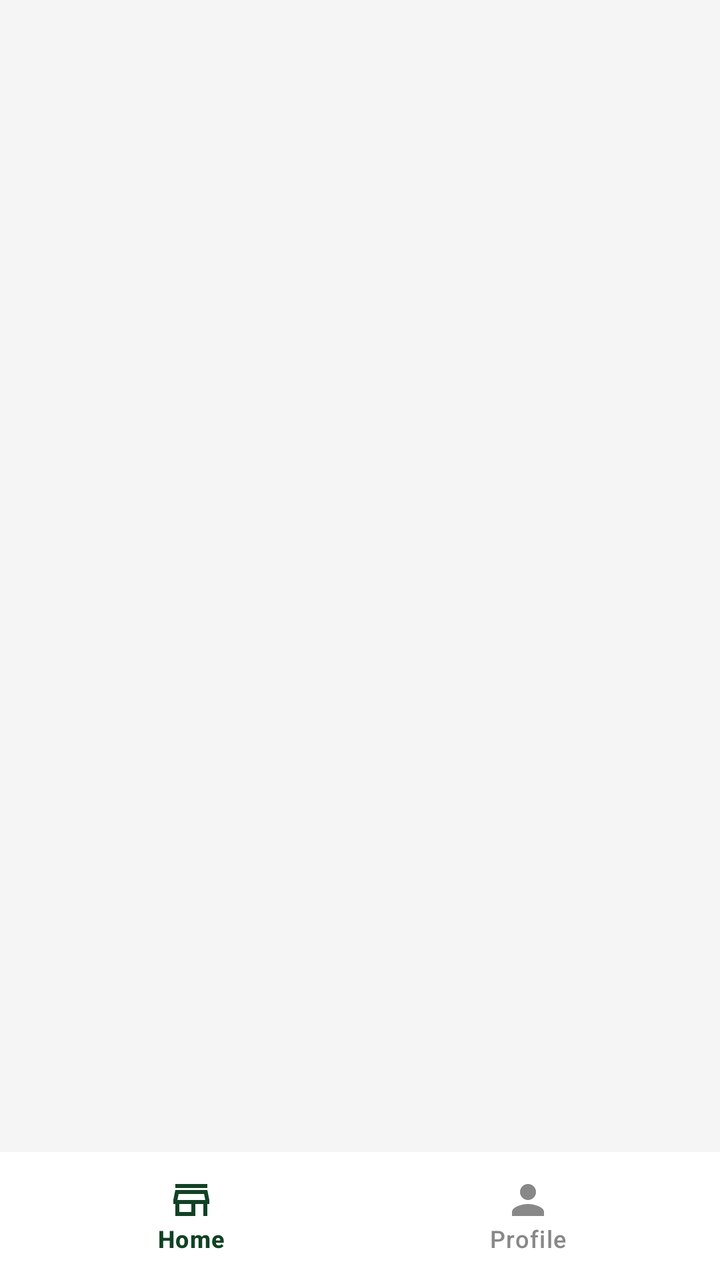
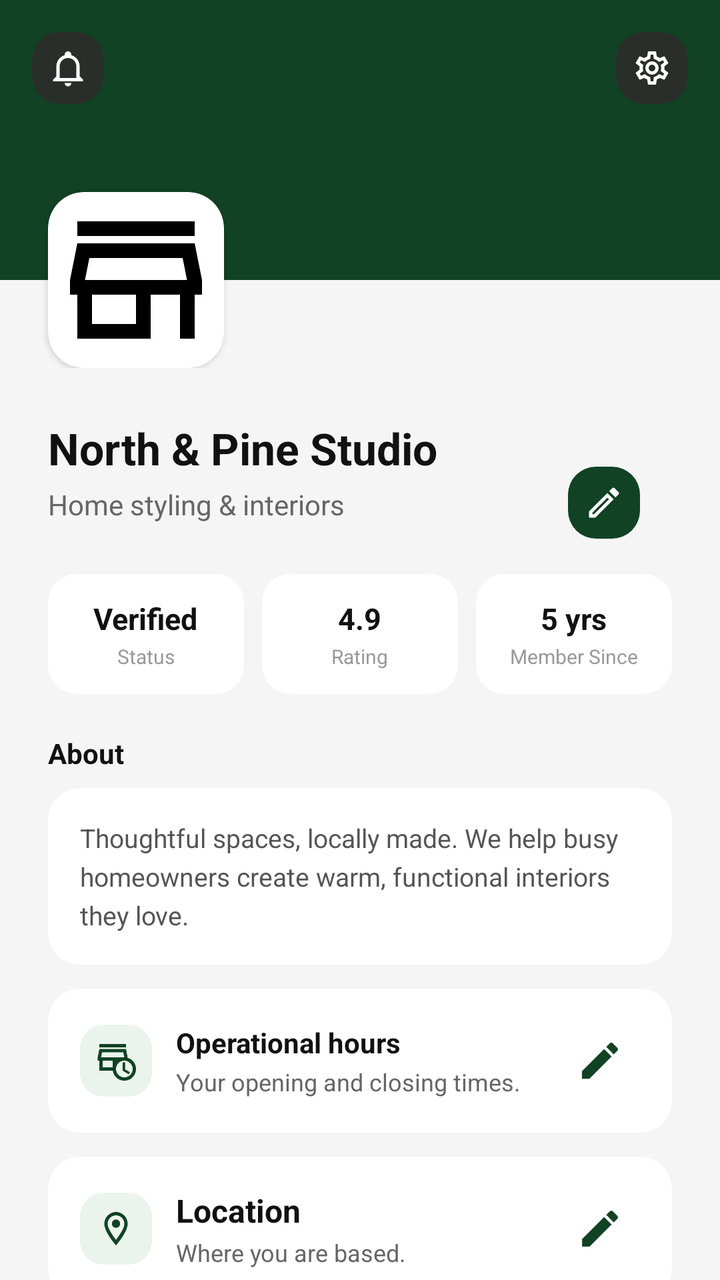

Two renders of the same Android screen: before a commit and after it. Below are the layout's source before the change and the commit's diff.
<!-- AndroidManifest.xml: application theme Theme.GeoConnect -->
<!-- res/layout/activity_business_dashboard.xml -->
<?xml version="1.0" encoding="utf-8"?>
<androidx.constraintlayout.widget.ConstraintLayout
    xmlns:android="http://schemas.android.com/apk/res/android"
    xmlns:app="http://schemas.android.com/apk/res-auto"
    android:layout_width="match_parent"
    android:layout_height="match_parent"
    android:background="#F4F5F4">

    
    <androidx.fragment.app.FragmentContainerView
        android:id="@+id/navHostFragment"
        android:layout_width="match_parent"
        android:layout_height="0dp"
        app:layout_constraintTop_toTopOf="parent"
        app:layout_constraintBottom_toTopOf="@id/bottomNavigation"
        app:layout_constraintStart_toStartOf="parent"
        app:layout_constraintEnd_toEndOf="parent" />

    
    <com.google.android.material.bottomnavigation.BottomNavigationView
        android:id="@+id/bottomNavigation"
        android:layout_width="match_parent"
        android:layout_height="64dp"
        android:background="@android:color/white"
        app:elevation="8dp"
        app:itemIconTint="@color/nav_item_color_selector"
        app:itemTextColor="@color/nav_item_color_selector"
        app:menu="@menu/business_bottom_nav_menu"
        app:layout_constraintBottom_toBottomOf="parent"
        app:layout_constraintStart_toStartOf="parent"
        app:layout_constraintEnd_toEndOf="parent" />

</androidx.constraintlayout.widget.ConstraintLayout>
<!-- resources referenced by this layout -->
<resources>
  <!-- unchanged entries left out for length: 2 -->
</resources>

<!-- the commit's change to res/layout/activity_business_dashboard.xml (unified diff, before → after) -->
@@ -1,33 +1,464 @@
 <?xml version="1.0" encoding="utf-8"?>
-<androidx.constraintlayout.widget.ConstraintLayout
+<androidx.coordinatorlayout.widget.CoordinatorLayout
     xmlns:android="http://schemas.android.com/apk/res/android"
     xmlns:app="http://schemas.android.com/apk/res-auto"
     android:layout_width="match_parent"
     android:layout_height="match_parent"
     android:background="#F4F5F4">
 
-    
-    <androidx.fragment.app.FragmentContainerView
-        android:id="@+id/navHostFragment"
+    <androidx.core.widget.NestedScrollView
         android:layout_width="match_parent"
-        android:layout_height="0dp"
-        app:layout_constraintTop_toTopOf="parent"
-        app:layout_constraintBottom_toTopOf="@id/bottomNavigation"
-        app:layout_constraintStart_toStartOf="parent"
-        app:layout_constraintEnd_toEndOf="parent" />
-
-    
-    <com.google.android.material.bottomnavigation.BottomNavigationView
-        android:id="@+id/bottomNavigation"
-        android:layout_width="match_parent"
-        android:layout_height="64dp"
-        android:background="@android:color/white"
-        app:elevation="8dp"
-        app:itemIconTint="@color/nav_item_color_selector"
-        app:itemTextColor="@color/nav_item_color_selector"
-        app:menu="@menu/business_bottom_nav_menu"
-        app:layout_constraintBottom_toBottomOf="parent"
-        app:layout_constraintStart_toStartOf="parent"
-        app:layout_constraintEnd_toEndOf="parent" />
-
-</androidx.constraintlayout.widget.ConstraintLayout>
+        android:layout_height="match_parent"
+        android:fillViewport="true">
+
+        <LinearLayout
+            android:layout_width="match_parent"
+            android:layout_height="wrap_content"
+            android:orientation="vertical">
+
+            <androidx.constraintlayout.widget.ConstraintLayout
+                android:layout_width="match_parent"
+                android:layout_height="wrap_content">
+
+                <View
+                    android:id="@+id/headerBackground"
+                    android:layout_width="match_parent"
+                    android:layout_height="140dp"
+                    android:background="#114224"
+                    app:layout_constraintTop_toTopOf="parent" />
+
+                <ImageView
+                    android:id="@+id/btnNotifications"
+                    android:layout_width="36dp"
+                    android:layout_height="36dp"
+                    android:layout_marginStart="16dp"
+                    android:layout_marginTop="16dp"
+                    android:background="@drawable/bg_metric_card"
+                    android:clickable="true"
+                    android:focusable="true"
+                    android:padding="8dp"
+                    android:src="@drawable/ic_notification"
+                    android:contentDescription="Notifications"
+                    app:layout_constraintStart_toStartOf="parent"
+                    app:layout_constraintTop_toTopOf="parent"
+                    app:tint="@android:color/white" />
+
+                <ImageView
+                    android:id="@+id/btnSettings"
+                    android:layout_width="36dp"
+                    android:layout_height="36dp"
+                    android:layout_marginTop="16dp"
+                    android:layout_marginEnd="16dp"
+                    android:background="@drawable/bg_metric_card"
+                    android:clickable="true"
+                    android:focusable="true"
+                    android:padding="8dp"
+                    android:src="@drawable/ic_settings"
+                    android:contentDescription="Settings"
+                    app:layout_constraintEnd_toEndOf="parent"
+                    app:layout_constraintTop_toTopOf="parent"
+                    app:tint="@android:color/white" />
+
+                <androidx.cardview.widget.CardView
+                    android:id="@+id/cardAvatar"
+                    android:layout_width="88dp"
+                    android:layout_height="88dp"
+                    android:layout_marginStart="24dp"
+                    app:cardBackgroundColor="@android:color/white"
+                    app:cardCornerRadius="18dp"
+                    app:cardElevation="2dp"
+                    app:layout_constraintBottom_toBottomOf="@id/headerBackground"
+                    app:layout_constraintStart_toStartOf="parent"
+                    app:layout_constraintTop_toBottomOf="@id/headerBackground">
+
+                    <ImageView
+                        android:id="@+id/imgProfileAvatar"
+                        android:layout_width="match_parent"
+                        android:layout_height="match_parent"
+                        android:scaleType="centerCrop"
+                        android:src="@drawable/ic_store"
+                        android:contentDescription="Profile Avatar" />
+                </androidx.cardview.widget.CardView>
+
+            </androidx.constraintlayout.widget.ConstraintLayout>
+            <LinearLayout
+                android:layout_width="match_parent"
+                android:layout_height="wrap_content"
+                android:orientation="vertical"
+                android:paddingHorizontal="24dp"
+                android:paddingTop="16dp"
+                android:paddingBottom="24dp">
+
+                <LinearLayout
+                    android:layout_width="match_parent"
+                    android:layout_height="71dp"
+                    android:gravity="center_vertical"
+                    android:orientation="horizontal">
+
+                    <LinearLayout
+                        android:layout_width="280dp"
+                        android:layout_height="wrap_content"
+                        android:layout_weight="1"
+                        android:orientation="vertical">
+
+                        <TextView
+                            android:id="@+id/txtBusinessName"
+                            android:layout_width="match_parent"
+                            android:layout_height="wrap_content"
+                            android:text="North &amp; Pine Studio"
+                            android:textColor="#111111"
+                            android:textSize="22sp"
+                            android:textStyle="bold" />
+
+                        <TextView
+                            android:id="@+id/txtCategory"
+                            android:layout_width="wrap_content"
+                            android:layout_height="wrap_content"
+                            android:layout_marginTop="4dp"
+                            android:text="Home styling &amp; interiors"
+                            android:textColor="#666666"
+                            android:textSize="14dp" />
+                    </LinearLayout>
+
+                    <ImageView
+                        android:id="@+id/btnEditProfile"
+                        android:layout_width="36dp"
+                        android:layout_height="36dp"
+                        android:layout_marginTop="16dp"
+                        android:layout_marginEnd="16dp"
+                        android:background="@drawable/bg_metric_card2"
+                        android:clickable="true"
+                        android:focusable="true"
+                        android:padding="8dp"
+                        android:src="@drawable/ic_edit"
+                        app:layout_constraintEnd_toEndOf="parent"
+                        app:layout_constraintTop_toTopOf="parent"
+                        app:tint="@android:color/white" />
+                </LinearLayout>
+
+                <LinearLayout
+                    android:layout_width="match_parent"
+                    android:layout_height="wrap_content"
+                    android:layout_marginTop="16dp"
+                    android:orientation="horizontal">
+
+                    <androidx.cardview.widget.CardView
+                        android:layout_width="0dp"
+                        android:layout_height="wrap_content"
+                        android:layout_marginEnd="6dp"
+                        android:layout_weight="1"
+                        app:cardBackgroundColor="@android:color/white"
+                        app:cardCornerRadius="14dp"
+                        app:cardElevation="0dp">
+
+                        <LinearLayout
+                            android:layout_width="match_parent"
+                            android:layout_height="wrap_content"
+                            android:gravity="center"
+                            android:orientation="vertical"
+                            android:padding="12dp">
+
+                            <TextView
+                                android:id="@+id/txtStatus"
+                                android:layout_width="wrap_content"
+                                android:layout_height="wrap_content"
+                                android:text="Verified"
+                                android:textColor="#111111"
+                                android:textSize="15dp"
+                                android:textStyle="bold" />
+
+                            <TextView
+                                android:layout_width="wrap_content"
+                                android:layout_height="wrap_content"
+                                android:layout_marginTop="2dp"
+                                android:text="Status"
+                                android:textColor="#999999"
+                                android:textSize="10dp" />
+                        </LinearLayout>
+                    </androidx.cardview.widget.CardView>
+
+                    <androidx.cardview.widget.CardView
+                        android:layout_width="0dp"
+                        android:layout_height="wrap_content"
+                        android:layout_marginHorizontal="3dp"
+                        android:layout_weight="1"
+                        app:cardBackgroundColor="@android:color/white"
+                        app:cardCornerRadius="14dp"
+                        app:cardElevation="0dp">
+
+                        <LinearLayout
+                            android:layout_width="match_parent"
+                            android:layout_height="wrap_content"
+                            android:gravity="center"
+                            android:orientation="vertical"
+                            android:padding="12dp">
+
+                            <TextView
+                                android:id="@+id/txtRating"
+                                android:layout_width="wrap_content"
+                                android:layout_height="wrap_content"
+                                android:text="4.9"
+                                android:textColor="#111111"
+                                android:textSize="15dp"
+                                android:textStyle="bold" />
+
+                            <TextView
+                                android:layout_width="wrap_content"
+                                android:layout_height="wrap_content"
+                                android:layout_marginTop="2dp"
+                                android:text="Rating"
+                                android:textColor="#999999"
+                                android:textSize="10dp" />
+                        </LinearLayout>
+                    </androidx.cardview.widget.CardView>
+
+                    <androidx.cardview.widget.CardView
+                        android:layout_width="0dp"
+                        android:layout_height="wrap_content"
+                        android:layout_marginStart="6dp"
+                        android:layout_weight="1"
+                        app:cardBackgroundColor="@android:color/white"
+                        app:cardCornerRadius="14dp"
+                        app:cardElevation="0dp">
+
+                        <LinearLayout
+                            android:layout_width="match_parent"
+                            android:layout_height="wrap_content"
+                            android:gravity="center"
+                            android:orientation="vertical"
+                            android:padding="12dp">
+
+                            <TextView
+                                android:id="@+id/txtMemberSince"
+                                android:layout_width="wrap_content"
+                                android:layout_height="wrap_content"
+                                android:text="5 yrs"
+                                android:textColor="#111111"
+                                android:textSize="15dp"
+                                android:textStyle="bold" />
+
+                            <TextView
+                                android:layout_width="wrap_content"
+                                android:layout_height="wrap_content"
+                                android:layout_marginTop="2dp"
+                                android:text="Member Since"
+                                android:textColor="#999999"
+                                android:textSize="10dp" />
+                        </LinearLayout>
+                    </androidx.cardview.widget.CardView>
+                </LinearLayout>
+
+                <TextView
+                    android:layout_width="wrap_content"
+                    android:layout_height="wrap_content"
+                    android:layout_marginTop="20dp"
+                    android:text="About"
+                    android:textColor="#111111"
+                    android:textSize="14sp"
+                    android:textStyle="bold" />
+
+                <androidx.cardview.widget.CardView
+                    android:layout_width="match_parent"
+                    android:layout_height="wrap_content"
+                    android:layout_marginTop="8dp"
+                    app:cardBackgroundColor="@android:color/white"
+                    app:cardCornerRadius="16dp"
+                    app:cardElevation="0dp">
+
+                    <TextView
+                        android:id="@+id/txtAbout"
+                        android:layout_width="match_parent"
+                        android:layout_height="wrap_content"
+                        android:lineSpacingExtra="4dp"
+                        android:padding="16dp"
+                        android:text="Thoughtful spaces, locally made. We help busy homeowners create warm, functional interiors they love."
+                        android:textColor="#555555"
+                        android:textSize="13sp" />
+                </androidx.cardview.widget.CardView>
+
+                <androidx.cardview.widget.CardView
+                    xmlns:android="http://schemas.android.com/apk/res/android"
+                    xmlns:app="http://schemas.android.com/apk/res-auto"
+                    android:layout_width="match_parent"
+                    android:layout_height="wrap_content"
+                    android:layout_marginTop="12dp"
+                    app:cardBackgroundColor="@android:color/white"
+                    app:cardCornerRadius="16dp"
+                    app:cardElevation="0dp">
+
+                    <LinearLayout
+                        android:layout_width="match_parent"
+                        android:layout_height="wrap_content"
+                        android:gravity="center_vertical"
+                        android:orientation="horizontal"
+                        android:padding="16dp">
+
+                        <ImageView
+                            android:layout_width="36dp"
+                            android:layout_height="36dp"
+                            android:background="@drawable/bg_icon_container"
+                            android:padding="8dp"
+                            android:src="@drawable/ic_store_clock"
+                            app:tint="#114224" />
+
+                        <LinearLayout
+                            android:layout_width="0dp"
+                            android:layout_height="wrap_content"
+                            android:layout_marginStart="12dp"
+                            android:layout_weight="1"
+                            android:orientation="vertical">
+
+                            <TextView
+                                android:layout_width="wrap_content"
+                                android:layout_height="wrap_content"
+                                android:text="Operational hours"
+                                android:textColor="#111111"
+                                android:textSize="14sp"
+                                android:textStyle="bold" />
+
+                            <TextView
+                                android:layout_width="wrap_content"
+                                android:layout_height="wrap_content"
+                                android:layout_marginTop="2dp"
+                                android:text="Your opening and closing times."
+                                android:textColor="#666666"
+                                android:textSize="12sp" />
+                        </LinearLayout>
+
+                        <ImageView
+                            android:id="@+id/btnEditHours"
+                            android:layout_width="40dp"
+                            android:layout_height="40dp"
+                            android:layout_marginStart="8dp"
+                            android:background="?attr/selectableItemBackgroundBorderless"
+                            android:contentDescription="Edit Operational Hours"
+                            android:padding="8dp"
+                            android:src="@drawable/ic_edit_hours"
+                            app:tint="#114224" />
+
+                    </LinearLayout>
+                </androidx.cardview.widget.CardView>
+
+                <androidx.cardview.widget.CardView
+                    android:layout_width="match_parent"
+                    android:layout_height="wrap_content"
+                    android:layout_marginTop="12dp"
+                    app:cardBackgroundColor="@android:color/white"
+                    app:cardCornerRadius="16dp"
+                    app:cardElevation="0dp">
+
+                    <LinearLayout
+                        android:layout_width="match_parent"
+                        android:layout_height="wrap_content"
+                        android:gravity="center_vertical"
+                        android:orientation="horizontal"
+                        android:padding="16dp">
+
+                        <ImageView
+                            android:layout_width="36dp"
+                            android:layout_height="36dp"
+                            android:background="@drawable/bg_icon_container"
+                            android:padding="8dp"
+                            android:src="@drawable/ic_location"
+                            app:tint="#114224" />
+
+                        <LinearLayout
+                            android:layout_width="0dp"
+                            android:layout_height="wrap_content"
+                            android:layout_marginStart="12dp"
+                            android:layout_weight="1"
+                            android:orientation="vertical">
+
+                            <TextView
+                                android:layout_width="wrap_content"
+                                android:layout_height="wrap_content"
+                                android:text="Location"
+                                android:textColor="#111111"
+                                android:textSize="16dp"
+                                android:textStyle="bold" />
+
+                            <TextView
+                                android:id="@+id/txtLocation"
+                                android:layout_width="wrap_content"
+                                android:layout_height="wrap_content"
+                                android:layout_marginTop="2dp"
+                                android:text="Where you are based."
+                                android:textColor="#666666"
+                                android:textSize="12sp" />
+                        </LinearLayout>
+                        <ImageView
+                            android:id="@+id/btnEditLocation"
+                            android:layout_width="40dp"
+                            android:layout_height="40dp"
+                            android:layout_marginStart="8dp"
+                            android:background="?attr/selectableItemBackgroundBorderless"
+                            android:contentDescription="Edit Location"
+                            android:padding="8dp"
+                            android:src="@drawable/ic_edit_hours"
+                            app:tint="#114224" />
+                    </LinearLayout>
+
+                </androidx.cardview.widget.CardView>
+                <androidx.cardview.widget.CardView
+                    android:layout_width="match_parent"
+                    android:layout_height="wrap_content"
+                    android:layout_marginTop="12dp"
+                    app:cardBackgroundColor="@android:color/white"
+                    app:cardCornerRadius="16dp"
+                    app:cardElevation="0dp">
+
+                    <LinearLayout
+                        android:layout_width="match_parent"
+                        android:layout_height="wrap_content"
+                        android:gravity="center_vertical"
+                        android:orientation="horizontal"
+                        android:padding="16dp">
+
+                        <ImageView
+                            android:layout_width="36dp"
+                            android:layout_height="36dp"
+                            android:background="@drawable/bg_icon_container"
+                            android:padding="8dp"
+                            android:src="@drawable/ic_package"
+                            app:tint="#114224" />
+
+                        <LinearLayout
+                            android:layout_width="0dp"
+                            android:layout_height="wrap_content"
+                            android:layout_marginStart="12dp"
+                            android:layout_weight="1"
+                            android:orientation="vertical">
+
+                            <TextView
+                                android:layout_width="wrap_content"
+                                android:layout_height="wrap_content"
+                                android:text="Offerings"
+                                android:textColor="#111111"
+                                android:textSize="16dp"
+                                android:textStyle="bold" />
+
+                            <TextView
+                                android:id="@+id/txtNumOfferings"
+                                android:layout_width="wrap_content"
+                                android:layout_height="wrap_content"
+                                android:layout_marginTop="2dp"
+                                android:text="Products and services you offer."
+                                android:textColor="#666666"
+                                android:textSize="12sp" />
+                        </LinearLayout>
+                        <ImageView
+                            android:id="@+id/btnEditOfferings"
+                            android:layout_width="40dp"
+                            android:layout_height="40dp"
+                            android:layout_marginStart="8dp"
+                            android:background="?attr/selectableItemBackgroundBorderless"
+                            android:contentDescription="Edit Offerings"
+                            android:padding="8dp"
+                            android:src="@drawable/ic_edit_hours"
+                            app:tint="#114224" />
+                    </LinearLayout>
+                </androidx.cardview.widget.CardView>
+            </LinearLayout>
+        </LinearLayout>
+    </androidx.core.widget.NestedScrollView>
+</androidx.coordinatorlayout.widget.CoordinatorLayout>
<!-- resource entries referenced after the edit -->
@@ -1,5 +1,58 @@
 <!-- resources referenced by this layout -->
 <resources>
+  <!-- drawable bg_icon_container (drawable) -->
+  <?xml version="1.0" encoding="utf-8"?>
+  <shape xmlns:android="http://schemas.android.com/apk/res/android"
+      android:shape="rectangle">
+      <solid android:color="#EBF3ED" />
+      <corners android:radius="12dp" />
+  </shape>
+  <!-- drawable bg_metric_card (drawable) -->
+  <?xml version="1.0" encoding="utf-8"?>
+  <shape xmlns:android="http://schemas.android.com/apk/res/android"
+      android:shape="rectangle">
+      <solid android:color="#2A2E2A" />
+      <corners android:radius="14dp" />
+  </shape>
+  <!-- drawable bg_metric_card2 (drawable) -->
+  <?xml version="1.0" encoding="utf-8"?>
+  <shape xmlns:android="http://schemas.android.com/apk/res/android"
+      android:shape="rectangle">
+      <solid android:color="#114224" />
+      <corners android:radius="14dp" />
+  </shape>
+  <!-- drawable ic_edit (drawable) -->
+  <vector xmlns:android="http://schemas.android.com/apk/res/android" android:height="24dp" android:width="24dp" android:viewportWidth="24" android:viewportHeight="24">
+      <path android:fillColor="#000000" android:pathData="M14.06,9L15,9.94L5.92,19H5V18.08L14.06,9M17.66,3C17.41,3 17.15,3.1 16.96,3.29L15.13,5.12L18.88,8.87L20.71,7.04C21.1,6.65 21.1,6 20.71,5.63L18.37,3.29C18.17,3.09 17.92,3 17.66,3M14.06,6.19L3,17.25V21H6.75L17.81,9.94L14.06,6.19Z"/>
+  </vector>
+  <!-- drawable ic_edit_hours (drawable) -->
+  <vector xmlns:android="http://schemas.android.com/apk/res/android" android:height="24dp" android:width="24dp" android:viewportWidth="24" android:viewportHeight="24">
+      <path android:fillColor="#000000" android:pathData="M20.71,7.04C21.1,6.65 21.1,6 20.71,5.63L18.37,3.29C18,2.9 17.35,2.9 16.96,3.29L15.12,5.12L18.87,8.87M3,17.25V21H6.75L17.81,9.93L14.06,6.18L3,17.25Z"/>
+  </vector>
+  <!-- drawable ic_location (drawable) -->
+  <vector xmlns:android="http://schemas.android.com/apk/res/android" android:height="24dp" android:width="24dp" android:viewportWidth="24" android:viewportHeight="24">
+      <path android:fillColor="#000000" android:pathData="M12,6.5A2.5,2.5 0 0,1 14.5,9A2.5,2.5 0 0,1 12,11.5A2.5,2.5 0 0,1 9.5,9A2.5,2.5 0 0,1 12,6.5M12,2A7,7 0 0,1 19,9C19,14.25 12,22 12,22C12,22 5,14.25 5,9A7,7 0 0,1 12,2M12,4A5,5 0 0,0 7,9C7,10 7,12 12,18.71C17,12 17,10 17,9A5,5 0 0,0 12,4Z"/>
+  </vector>
+  <!-- drawable ic_notification (drawable) -->
+  <vector xmlns:android="http://schemas.android.com/apk/res/android" android:height="24dp" android:width="24dp" android:viewportWidth="24" android:viewportHeight="24">
+      <path android:fillColor="#000000" android:pathData="M10 21H14C14 22.1 13.1 23 12 23S10 22.1 10 21M21 19V20H3V19L5 17V11C5 7.9 7 5.2 10 4.3V4C10 2.9 10.9 2 12 2S14 2.9 14 4V4.3C17 5.2 19 7.9 19 11V17L21 19M17 11C17 8.2 14.8 6 12 6S7 8.2 7 11V18H17V11Z"/>
+  </vector>
+  <!-- drawable ic_package (drawable) -->
+  <vector xmlns:android="http://schemas.android.com/apk/res/android" android:height="24dp" android:width="24dp" android:viewportWidth="24" android:viewportHeight="24">
+      <path android:fillColor="#000000" android:pathData="M21,16.5C21,16.88 20.79,17.21 20.47,17.38L12.57,21.82C12.41,21.94 12.21,22 12,22C11.79,22 11.59,21.94 11.43,21.82L3.53,17.38C3.21,17.21 3,16.88 3,16.5V7.5C3,7.12 3.21,6.79 3.53,6.62L11.43,2.18C11.59,2.06 11.79,2 12,2C12.21,2 12.41,2.06 12.57,2.18L20.47,6.62C20.79,6.79 21,7.12 21,7.5V16.5M12,4.15L10.11,5.22L16,8.61L17.96,7.5L12,4.15M6.04,7.5L12,10.85L13.96,9.75L8.08,6.35L6.04,7.5M5,15.91L11,19.29V12.58L5,9.21V15.91M19,15.91V9.21L13,12.58V19.29L19,15.91Z"/>
+  </vector>
+  <!-- drawable ic_settings (drawable) -->
+  <vector xmlns:android="http://schemas.android.com/apk/res/android" android:height="24dp" android:width="24dp" android:viewportWidth="24" android:viewportHeight="24">
+      <path android:fillColor="#000000" android:pathData="M12,8A4,4 0 0,1 16,12A4,4 0 0,1 12,16A4,4 0 0,1 8,12A4,4 0 0,1 12,8M12,10A2,2 0 0,0 10,12A2,2 0 0,0 12,14A2,2 0 0,0 14,12A2,2 0 0,0 12,10M10,22C9.75,22 9.54,21.82 9.5,21.58L9.13,18.93C8.5,18.68 7.96,18.34 7.44,17.94L4.95,18.95C4.73,19.03 4.46,18.95 4.34,18.73L2.34,15.27C2.21,15.05 2.27,14.78 2.46,14.63L4.57,12.97L4.5,12L4.57,11L2.46,9.37C2.27,9.22 2.21,8.95 2.34,8.73L4.34,5.27C4.46,5.05 4.73,4.96 4.95,5.05L7.44,6.05C7.96,5.66 8.5,5.32 9.13,5.07L9.5,2.42C9.54,2.18 9.75,2 10,2H14C14.25,2 14.46,2.18 14.5,2.42L14.87,5.07C15.5,5.32 16.04,5.66 16.56,6.05L19.05,5.05C19.27,4.96 19.54,5.05 19.66,5.27L21.66,8.73C21.79,8.95 21.73,9.22 21.54,9.37L19.43,11L19.5,12L19.43,13L21.54,14.63C21.73,14.78 21.79,15.05 21.66,15.27L19.66,18.73C19.54,18.95 19.27,19.04 19.05,18.95L16.56,17.95C16.04,18.34 15.5,18.68 14.87,18.93L14.5,21.58C14.46,21.82 14.25,22 14,22H10M11.25,4L10.88,6.61C9.68,6.86 8.62,7.5 7.85,8.39L5.44,7.35L4.69,8.65L6.8,10.2C6.4,11.37 6.4,12.64 6.8,13.8L4.68,15.36L5.43,16.66L7.86,15.62C8.63,16.5 9.68,17.14 10.87,17.38L11.24,20H12.76L13.13,17.39C14.32,17.14 15.37,16.5 16.14,15.62L18.57,16.66L19.32,15.36L17.2,13.81C17.6,12.64 17.6,11.37 17.2,10.2L19.31,8.65L18.56,7.35L16.15,8.39C15.38,7.5 14.32,6.86 13.12,6.62L12.75,4H11.25Z"/>
+  </vector>
+  <!-- drawable ic_store (drawable) -->
+  <vector xmlns:android="http://schemas.android.com/apk/res/android" android:height="24dp" android:width="24dp" android:viewportWidth="24" android:viewportHeight="24">
+      <path android:fillColor="#000000" android:pathData="M18.36 9L18.96 12H5.04L5.64 9H18.36M20 4H4V6H20V4M20 7H4L3 12V14H4V20H14V14H18V20H20V14H21V12L20 7M6 18V14H12V18H6Z"/>
+  </vector>
+  <!-- drawable ic_store_clock (drawable) -->
+  <vector xmlns:android="http://schemas.android.com/apk/res/android" android:height="24dp" android:width="24dp" android:viewportWidth="24" android:viewportHeight="24">
+      <path android:fillColor="#000000" android:pathData="M18 4H2V2H18V4M17.5 13H16V18L19.61 20.16L20.36 18.94L17.5 17.25V13M24 17C24 20.87 20.87 24 17 24C13.47 24 10.57 21.39 10.08 18H2V12H1V10L2 5H18L19 10V10.29C21.89 11.16 24 13.83 24 17M3.04 10H16.96L16.36 7H3.64L3.04 10M4 16H10V12H4V16M22 17C22 14.24 19.76 12 17 12S12 14.24 12 17 14.24 22 17 22 22 19.76 22 17Z"/>
+  </vector>
   <!-- unchanged entries left out for length: 2 -->
 </resources>
 
